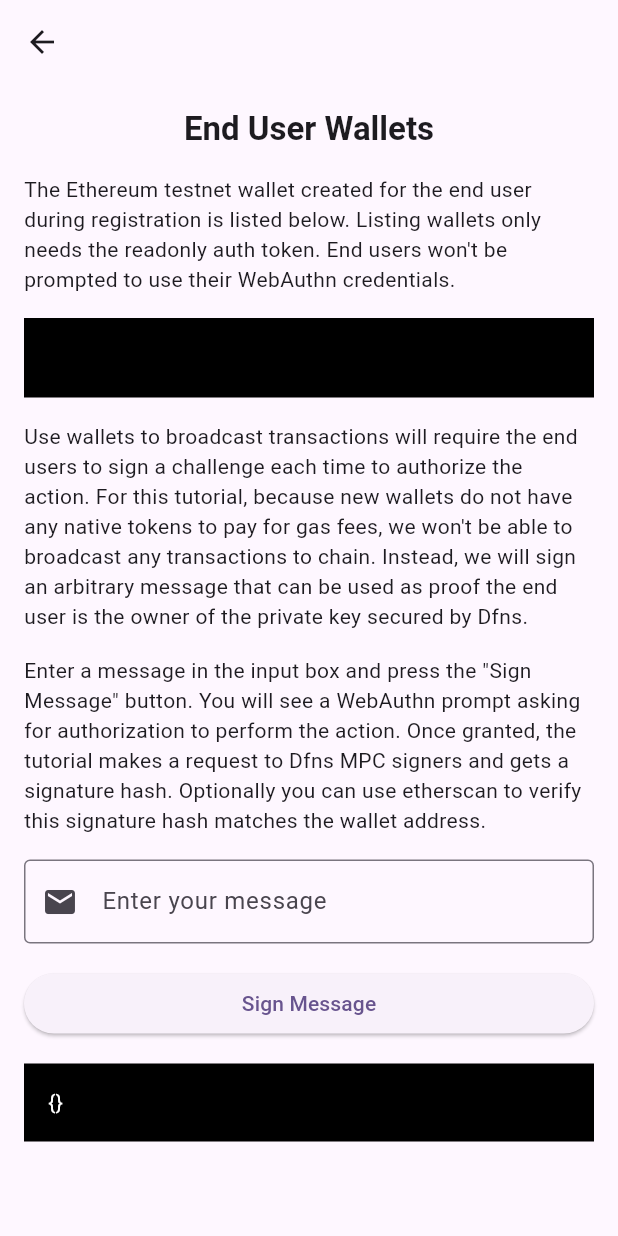
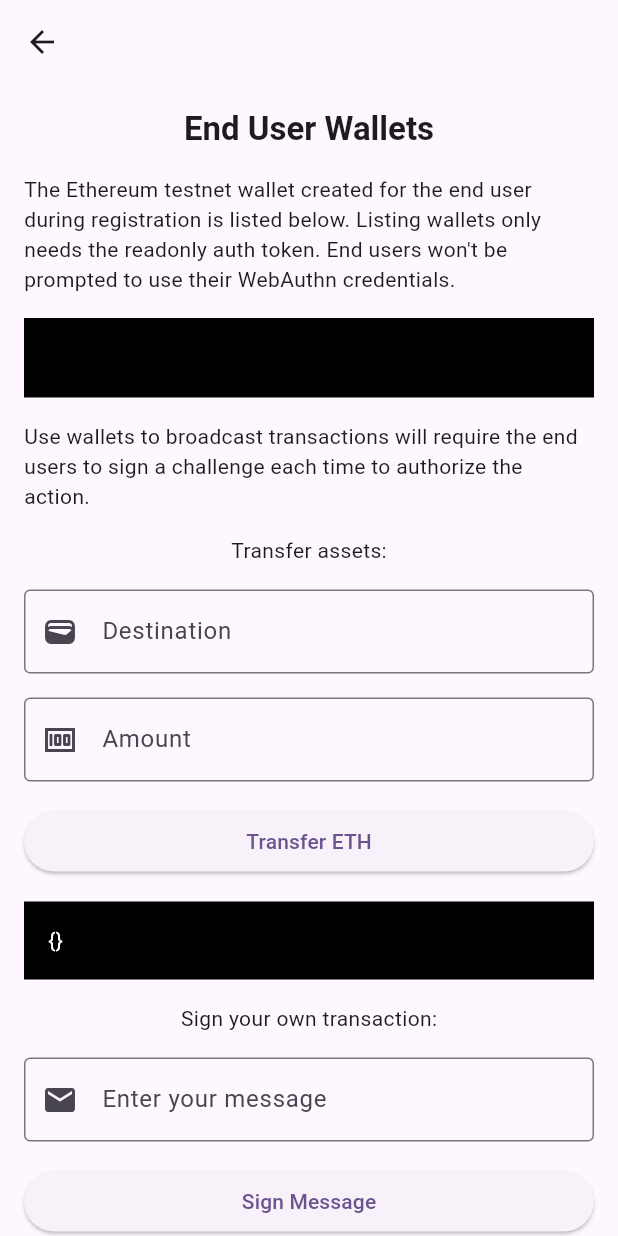
Before and after one commit to dfns/dfns-sdk-flutter, a Flutter app: the Wallets screen opened directly with empty values, on a phone screen of 412 x 824 dp. Run offline on Flutter 3.47's test engine with Material 3 defaults, Android fonts, the phone set to English and light mode, and no system bars; missing offline and left inert: passkeys.

Commit message:
add transfer option to the wallet page

```diff
--- a/example/lib/wallets.dart
+++ b/example/lib/wallets.dart
@@ -27,7 +27,10 @@ class _WalletsState extends State<Wallets> {
   String walletId = '';
   String wallets = '';
   late TextEditingController _messageToSign;
+  late TextEditingController _amount;
+  late TextEditingController _dest;
   String signResponse = '{}';
+  String transferResponse = '{}';
 
   void getData() async {
     final resp = await getWallets(widget.token);
@@ -47,6 +50,8 @@ class _WalletsState extends State<Wallets> {
   void initState() {
     super.initState();
     _messageToSign = TextEditingController();
+    _dest = TextEditingController();
+    _amount = TextEditingController();
 
     getData();
   }
@@ -54,6 +59,8 @@ class _WalletsState extends State<Wallets> {
   @override
   void dispose() {
     _messageToSign.dispose();
+    _dest.dispose();
+    _amount.dispose();
     super.dispose();
   }
 
@@ -79,6 +86,32 @@ class _WalletsState extends State<Wallets> {
 
     setState(() {
       signResponse = getPrettyJSONString(jsonDecode(completeResponse.body));
+    });
+  }
+
+   void _transferAssets() async {
+    final initRes = await initTransfer(
+      _amount.text,
+      walletId,
+      _dest.text,
+      widget.token
+    );
+
+    final fido2Assertion = await passkeysSigner.sign(initRes.challenge);
+    final userActionAssertion = UserActionAssertion(
+      initRes.challenge.challengeIdentifier,
+      fido2Assertion,
+    );
+
+    final completeResponse = await completeTransfer(
+      walletId,
+      widget.token,
+      initRes.requestBody,
+      userActionAssertion,
+    );
+
+    setState(() {
+      transferResponse = getPrettyJSONString(jsonDecode(completeResponse.body));
     });
   }
 
@@ -127,12 +160,70 @@ class _WalletsState extends State<Wallets> {
               const Padding(
                 padding: EdgeInsets.only(bottom: 16),
                 child: Text(
-                    'Use wallets to broadcast transactions will require the end users to sign a challenge each time to authorize the action. For this tutorial, because new wallets do not have any native tokens to pay for gas fees, we won\'t be able to broadcast any transactions to chain. Instead, we will sign an arbitrary message that can be used as proof the end user is the owner of the private key secured by Dfns.'),
+                    'Use wallets to broadcast transactions will require the end users to sign a challenge each time to authorize the action.'),
               ),
               const Padding(
                 padding: EdgeInsets.only(bottom: 16),
                 child: Text(
-                    'Enter a message in the input box and press the "Sign Message" button. You will see a WebAuthn prompt asking for authorization to perform the action. Once granted, the tutorial makes a request to Dfns MPC signers and gets a signature hash. Optionally you can use etherscan to verify this signature hash matches the wallet address.'),
+                    'Transfer assets:'),
+              ),
+              Padding(
+                padding: const EdgeInsets.only(bottom: 16),
+                child: TextField(
+                  controller: _dest,
+                  decoration: const InputDecoration(
+                    prefixIcon: Icon(Icons.wallet),
+                    labelText: 'Destination',
+                    border: OutlineInputBorder(),
+                  ),
+
+                ),
+              ),
+              Padding(
+                padding: const EdgeInsets.only(bottom: 16),
+                child: TextField(
+                  controller: _amount,
+                  keyboardType: TextInputType.number,
+                  decoration: const InputDecoration(
+                    prefixIcon: Icon(Icons.money),
+                    labelText: 'Amount',
+                    border: OutlineInputBorder(),
+                  ),
+                ),
+              ),
+              Padding(
+                padding: const EdgeInsets.only(bottom: 16),
+                child: SizedBox(
+                  width: double.infinity,
+                  child: ElevatedButton(
+                      onPressed: () {
+                        _transferAssets();
+                      },
+                      child: const Text('Transfer ETH')),
+                ),
+              ),
+              Padding(
+                padding: const EdgeInsets.only(bottom: 16),
+                child: SizedBox(
+                  width: double.infinity,
+                  child: DecoratedBox(
+                    decoration: const BoxDecoration(
+                      color: Colors.black,
+                    ),
+                    child: Padding(
+                      padding: const EdgeInsets.all(16),
+                      child: Text(
+                        transferResponse,
+                        style: const TextStyle(color: Colors.white),
+                      ),
+                    ),
+                  ),
+                ),
+              ),
+              const Padding(
+                padding: EdgeInsets.only(bottom: 16),
+                child: Text(
+                    'Sign your own transaction:'),
               ),
               Padding(
                 padding: const EdgeInsets.only(bottom: 16),
@@ -177,6 +268,7 @@ class _WalletsState extends State<Wallets> {
                   ),
                 ),
               ),
+
             ],
           ),
         ),
```
Also changed, not shown: example/lib/server.dart (+73 -0 lines).
